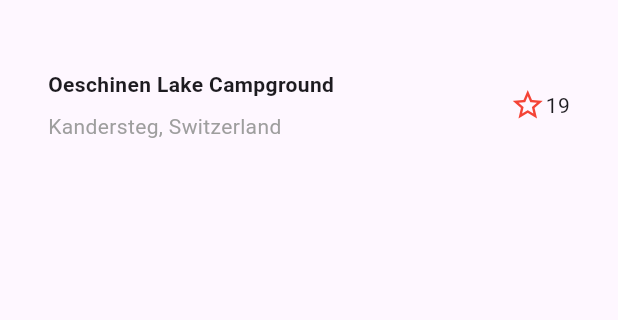
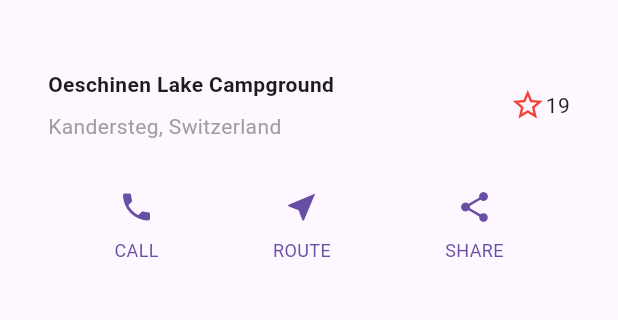
Before and after one commit to li-kuan-gi/flutter-layout-tutorial, a Flutter app: the screen it shows after launch, on a phone screen of 412 x 824 dp, the part 63-383 px from its top. Run offline on Flutter 3.47's test engine with Material 3 defaults, Android fonts, the phone set to English and light mode, and no system bars.

Commit message:
add button section

```diff
--- /dev/null
+++ b/lib/button_section.dart
@@ -0,0 +1,69 @@
+import 'package:flutter/material.dart';
+
+class ButtonSection extends StatelessWidget {
+  const ButtonSection({super.key});
+
+  @override
+  Widget build(BuildContext context) {
+    final Color color = Theme.of(context).primaryColor;
+
+    return Row(
+      mainAxisAlignment: MainAxisAlignment.spaceEvenly,
+      children: [
+        ButtonWithText(
+          color: color,
+          icon: Icons.phone,
+          label: 'CALL',
+        ),
+        ButtonWithText(
+          color: color,
+          icon: Icons.near_me,
+          label: 'ROUTE',
+        ),
+        ButtonWithText(
+          color: color,
+          icon: Icons.share,
+          label: 'SHARE',
+        ),
+      ],
+    );
+  }
+}
+
+class ButtonWithText extends StatelessWidget {
+  const ButtonWithText({
+    super.key,
+    required this.icon,
+    required this.label,
+    required this.color,
+  });
+
+  final Color color;
+  final IconData icon;
+  final String label;
+
+  @override
+  Widget build(BuildContext context) {
+    return Column(
+      mainAxisSize: MainAxisSize.min,
+      mainAxisAlignment: MainAxisAlignment.center,
+      children: [
+        Icon(
+          icon,
+          color: color,
+        ),
+        Padding(
+          padding: const EdgeInsets.only(top: 8.0),
+          child: Text(
+            label,
+            style: TextStyle(
+              color: color,
+              fontSize: 12,
+              fontWeight: FontWeight.w400,
+            ),
+          ),
+        ),
+      ],
+    );
+  }
+}
--- a/lib/main.dart
+++ b/lib/main.dart
@@ -1,4 +1,5 @@
 import 'package:flutter/material.dart';
+import 'package:myapp/button_section.dart';
 import 'package:myapp/title_section.dart';
 
 void main() {
@@ -28,6 +29,7 @@ class MyApp extends StatelessWidget {
                 isFavorite: false,
                 totalFavorites: 19,
               ),
+              ButtonSection(),
             ],
           ),
         ),
```
